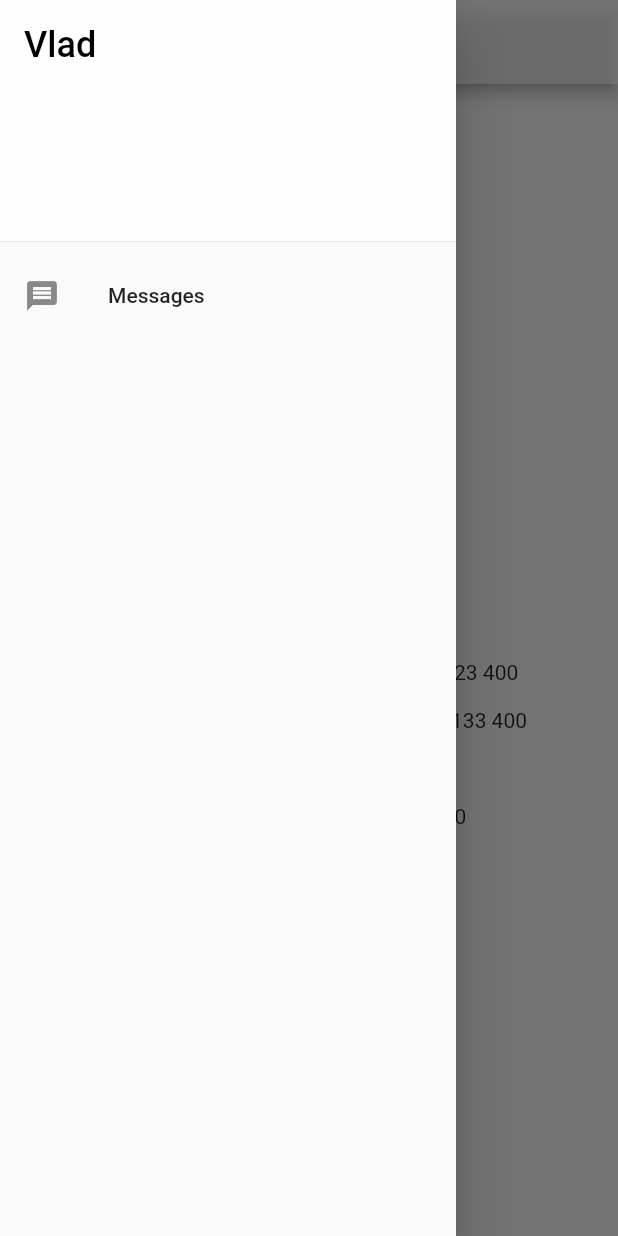
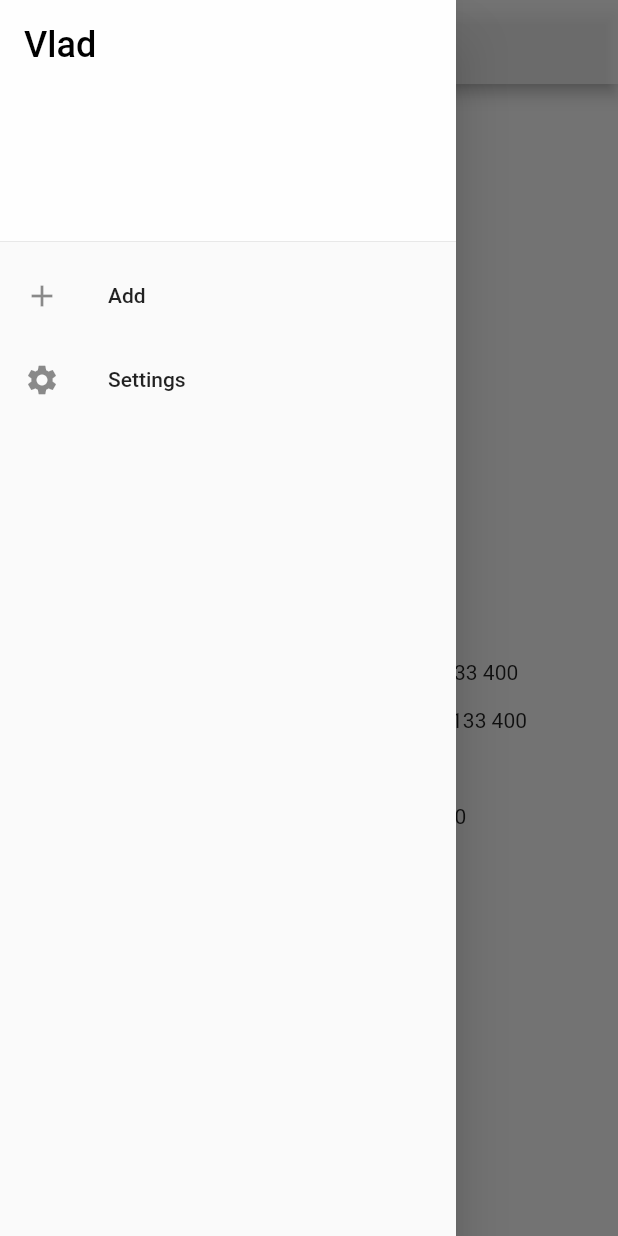
Before and after one commit to Vlad-Kostyuk/Car_Helper, a Flutter app: the screen it shows after launch, with the side drawer open, on a phone screen of 412 x 824 dp. Run offline on Flutter 3.47's test engine with Material 2 defaults, Android fonts, the phone set to English and light mode, and no system bars.

Commit message:
add inspection page

```diff
--- a/lib/container.dart
+++ b/lib/container.dart
@@ -1,4 +1,4 @@
 
-
-const String kTitleAppBar = 'Car Halper';
+const String kTitleAppBarMain = 'Car Halper';
+const String kTitleAppBarAddInspection= 'Add Inspection';
 const String kAcountName = 'Vlad';
--- a/lib/page/start_page.dart
+++ b/lib/page/start_page.dart
@@ -1,5 +1,5 @@
 import 'package:carhelper/container.dart';
-import 'package:carhelper/widget/Drawer.dart';
+import 'package:carhelper/widget/drawer_menu.dart';
 import 'package:carhelper/widget/center_main.dart';
 import 'package:flutter/material.dart';
 
@@ -18,14 +18,15 @@ class _MainPageState extends State<MainPage> {
       home: Scaffold(
         appBar: AppBar(
           title: Text(
-            kTitleAppBar,
+            kTitleAppBarMain,
             style: TextStyle(color: Colors.black),
           ),
+          iconTheme:  IconThemeData(color: Colors.black),
           centerTitle: true,
           backgroundColor: Colors.white70,
         ),
-        drawer: drawerMenu(),
-        body: bodyMain(),
+        drawer: DrawerMenu(),
+        body: BodyMain(),
       ),
     );
   }
--- a/lib/widget/Drawer.dart
+++ /dev/null
@@ -1,32 +0,0 @@
-import 'package:carhelper/container.dart';
-import 'package:flutter/cupertino.dart';
-import 'package:flutter/material.dart';
-
-Widget drawerMenu() {
-  return Drawer(
-    child: ListView(
-      children: <Widget>[
-
-        DrawerHeader(
-          decoration: BoxDecoration(
-            color: Colors.white70,
-          ),
-
-          child: Text(
-            kAcountName,
-            style: TextStyle(
-              color: Colors.black,
-              fontSize: 24,
-            ),
-          ),
-        ),
-
-        ListTile(
-          leading: Icon(Icons.message),
-          title: Text('Messages'),
-        ),
-
-      ],
-    ),
-  );
-}
--- a/lib/widget/center_main.dart
+++ b/lib/widget/center_main.dart
@@ -1,11 +1,20 @@
 import 'package:flutter/material.dart';
 
-Widget bodyMain() {
+class BodyMain extends StatefulWidget {
+  const BodyMain({Key key}) : super(key: key);
+
+  @override
+  _BodyMainState createState() => _BodyMainState();
+}
+
+class _BodyMainState extends State<BodyMain> {
+  @override
+  Widget build(BuildContext context) {
     return Container(
       child: Column(
         children: <Widget>[
+
           Expanded(
-          //flex: 1,
             child: Center(
               child: Expanded(
                 child: Container(
@@ -17,12 +26,12 @@ Widget bodyMain() {
               ),
             ),
           ),
+
           Expanded(
-          //flex: 2,
             child: Container(
               child: Column(
                 children: <Widget>[
-                Text('Пройдений кілометраж за місяць: 123 400\n'),
+                  Text('Пройдений кілометраж за місяць: 133 400\n'),
                   Text('Пройдений кілометраж за весь час: 133 400\n'),
                   Text('Остаіній тех огляд: 13.04.2020 \n'),
                   Text('Наступний тех огляд: 13.04.2020 \n'),
@@ -30,7 +39,9 @@ Widget bodyMain() {
               ),
             ),
           ),
+
         ],
       ),
     );
   }
+}
--- /dev/null
+++ b/lib/widget/drawer_menu.dart
@@ -0,0 +1,53 @@
+import 'package:carhelper/container.dart';
+import 'package:carhelper/page/add_inspection_page.dart';
+import 'package:flutter/cupertino.dart';
+import 'package:flutter/material.dart';
+
+class DrawerMenu extends StatefulWidget {
+  const DrawerMenu({Key key}) : super(key: key);
+
+  @override
+  _DrawerMenuState createState() => _DrawerMenuState();
+}
+
+class _DrawerMenuState extends State<DrawerMenu> {
+  @override
+  Widget build(BuildContext context) {
+    return Drawer(
+      child: ListView(
+        children: <Widget>[
+
+          DrawerHeader(
+            decoration: BoxDecoration(
+              color: Colors.white70,
+            ),
+
+            child: Text(
+              kAcountName,
+              style: TextStyle(
+                color: Colors.black,
+                fontSize: 24,
+              ),
+            ),
+          ),
+
+          ListTile(
+            leading: Icon(Icons.add),
+            title: Text('Add'),
+            onTap: () {
+              Route route = MaterialPageRoute(builder: (context) => AddInspection());
+              Navigator.push(context, route);
+            },
+          ),
+
+          ListTile(
+            leading: Icon(Icons.settings),
+            title: Text('Settings'),
+          ),
+
+
+        ],
+      ),
+    );
+  }
+}
```
Also changed, not shown: lib/page/add_inspection_page.dart (added, +27 -0 lines), 1 other file. Lines whose indentation alone changed are shown as unchanged.
